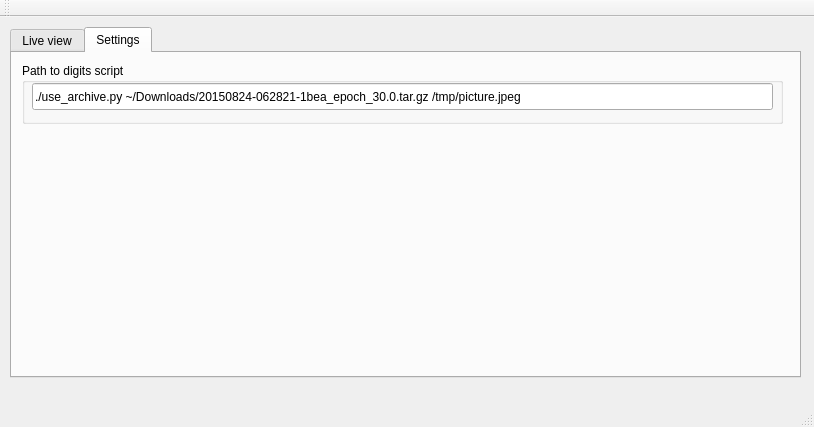
First picture: the form in mainwindow.ui, repository babosolee/RealTimeDigits, before the edit.
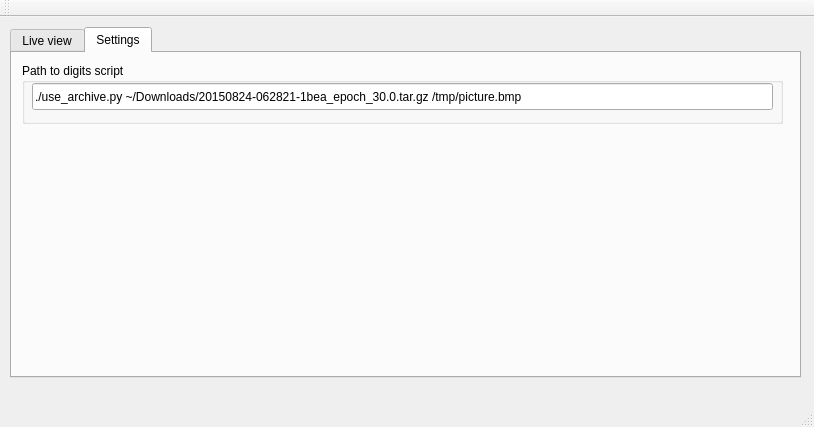
Second picture: the form after the edit.

```diff
--- a/mainwindow.ui
+++ b/mainwindow.ui
@@ -70,7 +70,7 @@
         </rect>
        </property>
        <property name="text">
-        <string>./use_archive.py ~/Downloads/20150824-062821-1bea_epoch_30.0.tar.gz /tmp/picture.jpeg</string>
+        <string>./use_archive.py ~/Downloads/20150824-062821-1bea_epoch_30.0.tar.gz /tmp/picture.bmp</string>
        </property>
       </widget>
      </widget>
```
